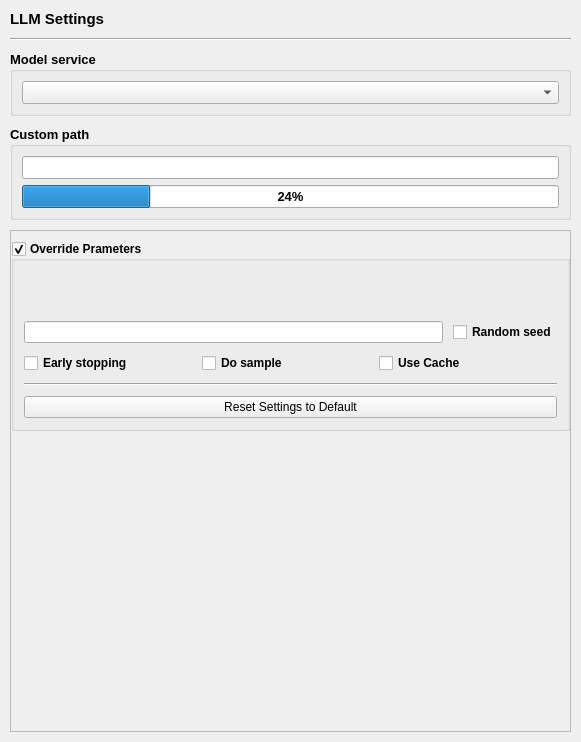
Old version of the form src/airunner/components/llm/gui/widgets/templates/llm_settings.ui in the repository Capsize-Games/airunner.
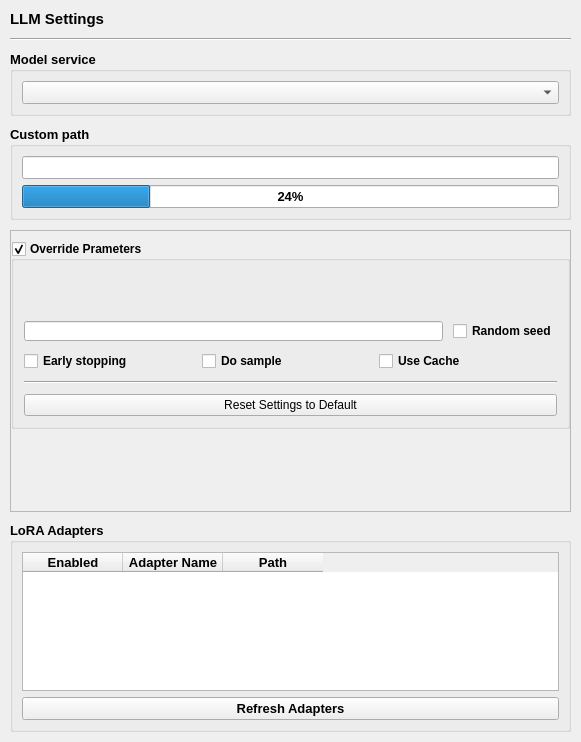
New version of the form. Custom widgets are drawn as their Qt base class.

Patch:
```diff
--- a/src/airunner/components/llm/gui/widgets/templates/llm_settings.ui
+++ b/src/airunner/components/llm/gui/widgets/templates/llm_settings.ui
@@ -861,6 +861,68 @@
      </layout>
     </widget>
    </item>
+   <item row="5" column="0">
+    <widget class="QGroupBox" name="adapters_group">
+     <property name="font">
+      <font>
+       <pointsize>10</pointsize>
+       <bold>true</bold>
+      </font>
+     </property>
+     <property name="title">
+      <string>LoRA Adapters</string>
+     </property>
+     <layout class="QVBoxLayout" name="verticalLayout_3">
+      <property name="leftMargin">
+       <number>9</number>
+      </property>
+      <property name="topMargin">
+       <number>9</number>
+      </property>
+      <property name="rightMargin">
+       <number>9</number>
+      </property>
+      <property name="bottomMargin">
+       <number>9</number>
+      </property>
+      <item>
+       <widget class="QTableWidget" name="adapters_table">
+        <property name="contextMenuPolicy">
+         <enum>Qt::ContextMenuPolicy::CustomContextMenu</enum>
+        </property>
+        <property name="editTriggers">
+         <set>QAbstractItemView::EditTrigger::NoEditTriggers</set>
+        </property>
+        <property name="selectionBehavior">
+         <enum>QAbstractItemView::SelectionBehavior::SelectRows</enum>
+        </property>
+        <column>
+         <property name="text">
+          <string>Enabled</string>
+         </property>
+        </column>
+        <column>
+         <property name="text">
+          <string>Adapter Name</string>
+         </property>
+        </column>
+        <column>
+         <property name="text">
+          <string>Path</string>
+         </property>
+        </column>
+       </widget>
+      </item>
+      <item>
+       <widget class="QPushButton" name="refresh_adapters_button">
+        <property name="text">
+         <string>Refresh Adapters</string>
+        </property>
+       </widget>
+      </item>
+     </layout>
+    </widget>
+   </item>
   </layout>
  </widget>
  <customwidgets>
```
Left out of the diff: 2 changed lines with no effect on the pictures.
